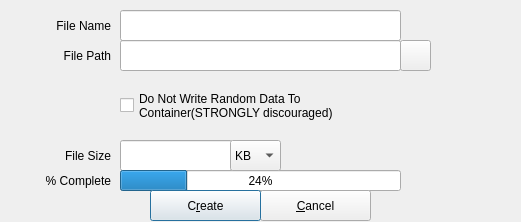
Qt form zuluCrypt-gui/createfile.ui (mhogomchungu/zuluCrypt) before a commit.
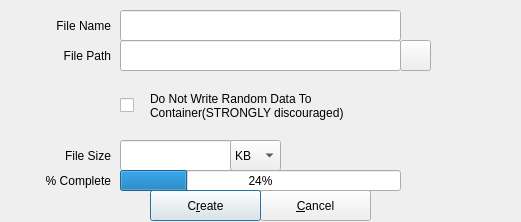
The same form after that commit.

```diff
--- a/zuluCrypt-gui/createfile.ui
+++ b/zuluCrypt-gui/createfile.ui
@@ -222,13 +222,28 @@
     <rect>
      <x>120</x>
      <y>70</y>
-     <width>281</width>
+     <width>21</width>
      <height>71</height>
     </rect>
    </property>
    <property name="text">
-    <string>Do Not Write Random Data To
-Container(STRONGLY discouraged)</string>
+    <string/>
+   </property>
+  </widget>
+  <widget class="QLabel" name="label_5">
+   <property name="geometry">
+    <rect>
+     <x>150</x>
+     <y>70</y>
+     <width>251</width>
+     <height>71</height>
+    </rect>
+   </property>
+   <property name="text">
+    <string>Do Not Write Random Data To Container(STRONGLY discouraged)</string>
+   </property>
+   <property name="wordWrap">
+    <bool>true</bool>
    </property>
   </widget>
  </widget>
```
